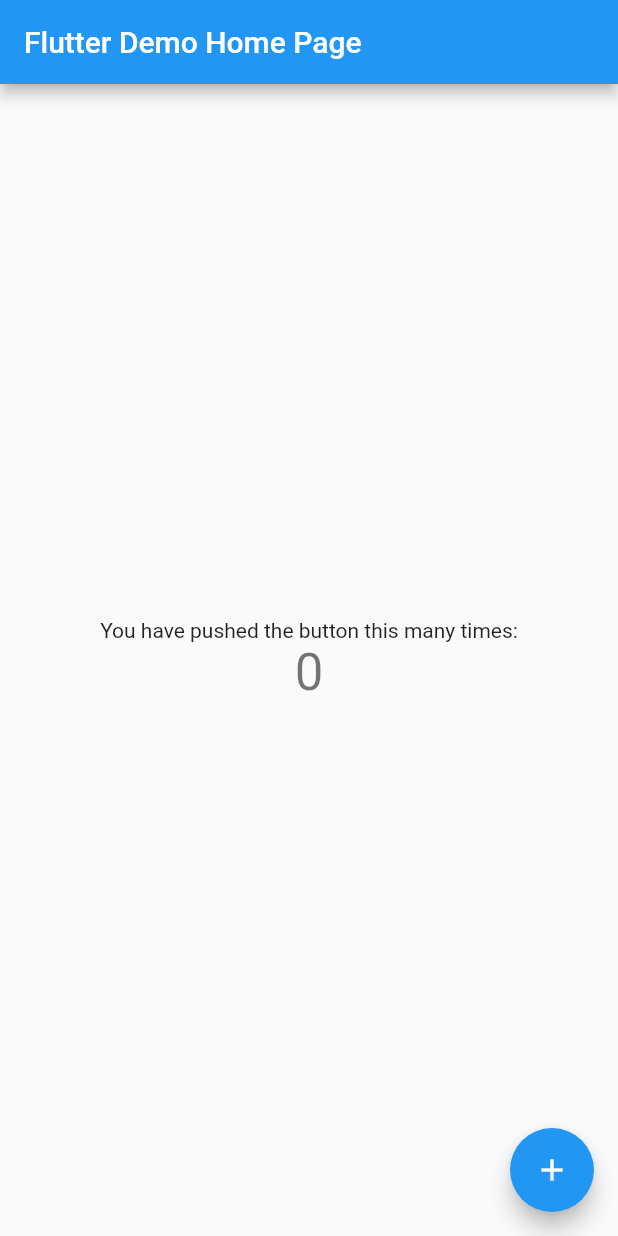
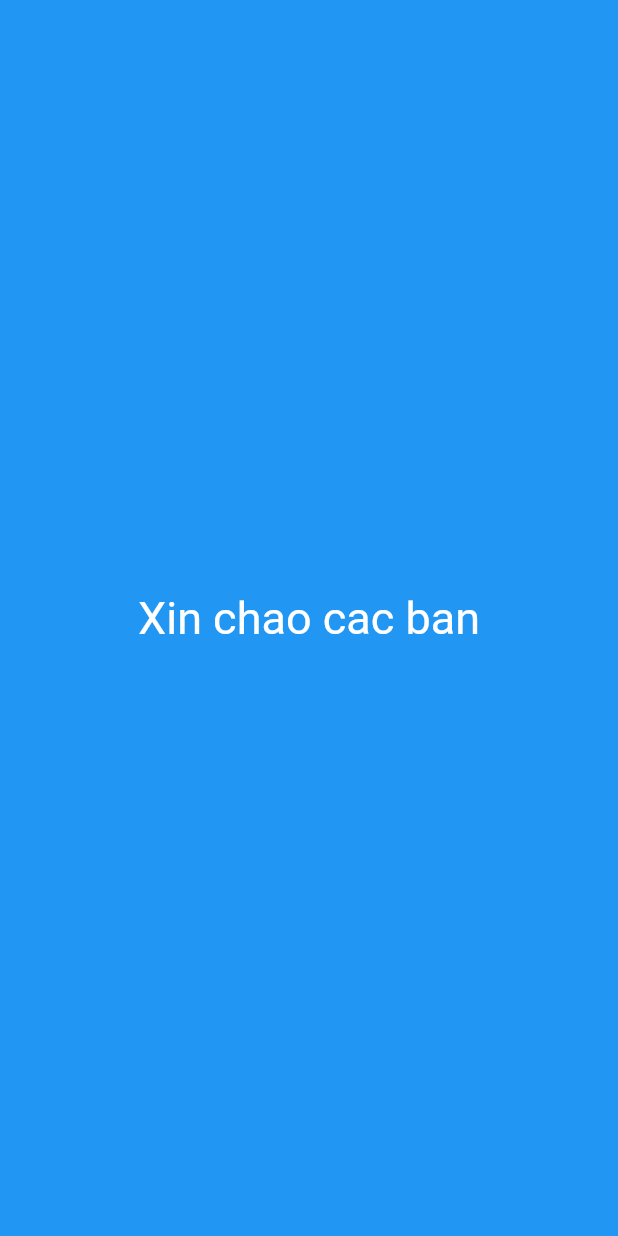
Before and after one commit to imfelixng/flutter-learning, a Flutter app: the screen it shows after launch, on a phone screen of 412 x 824 dp. Run offline on Flutter 3.47's test engine with Material 2 defaults, Android fonts, the phone set to English and light mode, and no system bars.

Commit message:
Create Container widget

```diff
--- a/fl01_hello_world/lib/main.dart
+++ b/fl01_hello_world/lib/main.dart
@@ -1,111 +1,14 @@
 import 'package:flutter/material.dart';
 
-void main() => runApp(MyApp());
-
-class MyApp extends StatelessWidget {
-  // This widget is the root of your application.
-  @override
-  Widget build(BuildContext context) {
-    return MaterialApp(
-      title: 'Flutter Demo',
-      theme: ThemeData(
-        // This is the theme of your application.
-        //
-        // Try running your application with "flutter run". You'll see the
-        // application has a blue toolbar. Then, without quitting the app, try
-        // changing the primarySwatch below to Colors.green and then invoke
-        // "hot reload" (press "r" in the console where you ran "flutter run",
-        // or simply save your changes to "hot reload" in a Flutter IDE).
-        // Notice that the counter didn't reset back to zero; the application
-        // is not restarted.
-        primarySwatch: Colors.blue,
-      ),
-      home: MyHomePage(title: 'Flutter Demo Home Page'),
-    );
-  }
+void main() {
+  runApp(Container(
+    color: Colors.blue,
+    child: Center(
+      child: Text(
+        "Xin chao cac ban",
+        textDirection: TextDirection.ltr,
+        style: TextStyle(color: Colors.white, fontSize: 30)
+      )
+    ),
+  ));
 }
-
-class MyHomePage extends StatefulWidget {
-  MyHomePage({Key key, this.title}) : super(key: key);
-
-  // This widget is the home page of your application. It is stateful, meaning
-  // that it has a State object (defined below) that contains fields that affect
-  // how it looks.
-
-  // This class is the configuration for the state. It holds the values (in this
-  // case the title) provided by the parent (in this case the App widget) and
-  // used by the build method of the State. Fields in a Widget subclass are
-  // always marked "final".
-
-  final String title;
-
-  @override
-  _MyHomePageState createState() => _MyHomePageState();
-}
-
-class _MyHomePageState extends State<MyHomePage> {
-  int _counter = 0;
-
-  void _incrementCounter() {
-    setState(() {
-      // This call to setState tells the Flutter framework that something has
-      // changed in this State, which causes it to rerun the build method below
-      // so that the display can reflect the updated values. If we changed
-      // _counter without calling setState(), then the build method would not be
-      // called again, and so nothing would appear to happen.
-      _counter++;
-    });
-  }
-
-  @override
-  Widget build(BuildContext context) {
-    // This method is rerun every time setState is called, for instance as done
-    // by the _incrementCounter method above.
-    //
-    // The Flutter framework has been optimized to make rerunning build methods
-    // fast, so that you can just rebuild anything that needs updating rather
-    // than having to individually change instances of widgets.
-    return Scaffold(
-      appBar: AppBar(
-        // Here we take the value from the MyHomePage object that was created by
-        // the App.build method, and use it to set our appbar title.
-        title: Text(widget.title),
-      ),
-      body: Center(
-        // Center is a layout widget. It takes a single child and positions it
-        // in the middle of the parent.
-        child: Column(
-          // Column is also layout widget. It takes a list of children and
-          // arranges them vertically. By default, it sizes itself to fit its
-          // children horizontally, and tries to be as tall as its parent.
-          //
-          // Invoke "debug painting" (press "p" in the console, choose the
-          // "Toggle Debug Paint" action from the Flutter Inspector in Android
-          // Studio, or the "Toggle Debug Paint" command in Visual Studio Code)
-          // to see the wireframe for each widget.
-          //
-          // Column has various properties to control how it sizes itself and
-          // how it positions its children. Here we use mainAxisAlignment to
-          // center the children vertically; the main axis here is the vertical
-          // axis because Columns are vertical (the cross axis would be
-          // horizontal).
-          mainAxisAlignment: MainAxisAlignment.center,
-          children: <Widget>[
-            Text(
-              'You have pushed the button this many times:',
-            ),
-            Text(
-              '$_counter',
-              style: Theme.of(context).textTheme.display1,
-            ),
-          ],
-        ),
-      ),
-      floatingActionButton: FloatingActionButton(
-        onPressed: _incrementCounter,
-        tooltip: 'Increment',
-        child: Icon(Icons.add),
-      ), // This trailing comma makes auto-formatting nicer for build methods.
-    );
-  }
-}
```
Also changed, not shown: fl01_hello_world/pubspec.lock, 6 other files.
